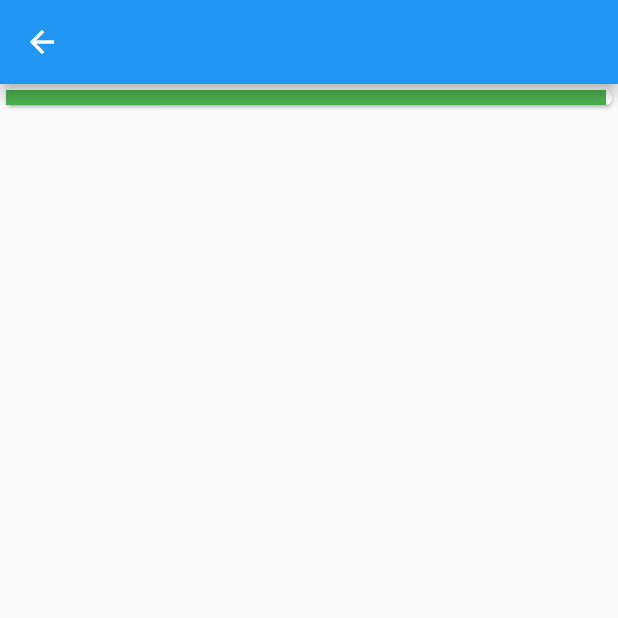
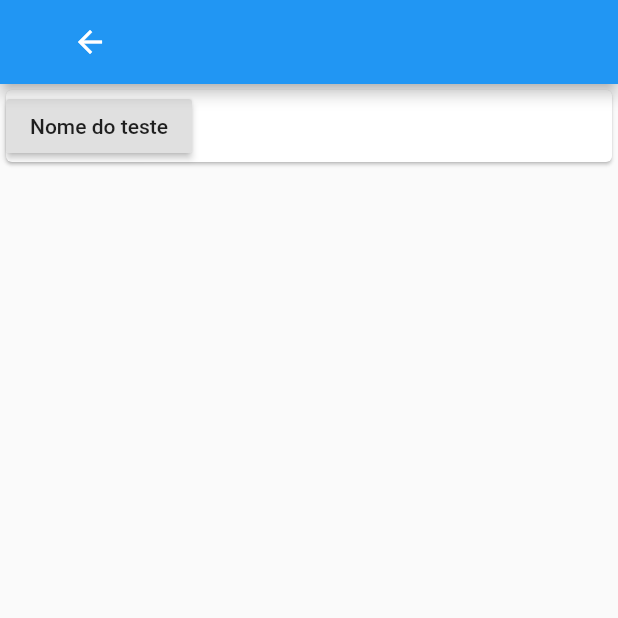
Before and after one commit to filipero/TesteFlutter, a Flutter app: the screen it shows after launch, on a phone screen of 412 x 824 dp, the top half of it. Run offline on Flutter 3.47's test engine with Material 2 defaults, Android fonts, the phone set to English and light mode, and no system bars; our stand-ins replace flare_flutter.

Commit message:
Iniciada tela inicial do repositorio

```diff
--- a/lib/Screens/animationstut.dart
+++ b/lib/Screens/animationstut.dart
@@ -1,5 +1,5 @@
 import 'package:flutter/material.dart';
-import 'package:apitest/loaderanim.dart';
+import 'package:apitest/Screens/loaderanim.dart';
 
 class Anim extends StatelessWidget {
   @override
--- a/lib/main.dart
+++ b/lib/main.dart
@@ -13,24 +13,35 @@ class HomePage extends StatefulWidget {
 }
 
 class _HomePageState extends State<HomePage> {
+
+  int paginaAtual = 0;
   @override
   Widget build(BuildContext context) {
     return Scaffold(
       appBar: AppBar(
-        title: Icon(Icons.arrow_back)
+        title: FlatButton(onPressed:(){
+                  this.setState((){
+                    paginaAtual < 3 ? paginaAtual++ : paginaAtual = 0;
+                  });},child: Icon(Icons.arrow_back, color: Colors.white,),)
       ),
-      body: ListView(
+      body: paginaAtual == 0 ? ListView(
         children:<Widget>[
           Card(
           child:Row(
             children: <Widget>[
 
-              Container(color: Colors.green,height: 10,width:400,)
+              RaisedButton(child: Text('Nome do teste'),
+                onPressed: (){
+                  this.setState((){
+                    paginaAtual < 3 ? paginaAtual++ : paginaAtual = 0;
+                  });
+                })
+
 
             ],
           )),
         ],
-      ),
+      ): paginaAtual == 1 ?Container(color: Colors.black,height: 100, width: 100,):Container(color: Colors.amber,height: 100, width: 100),
     );
   }
 }
```
